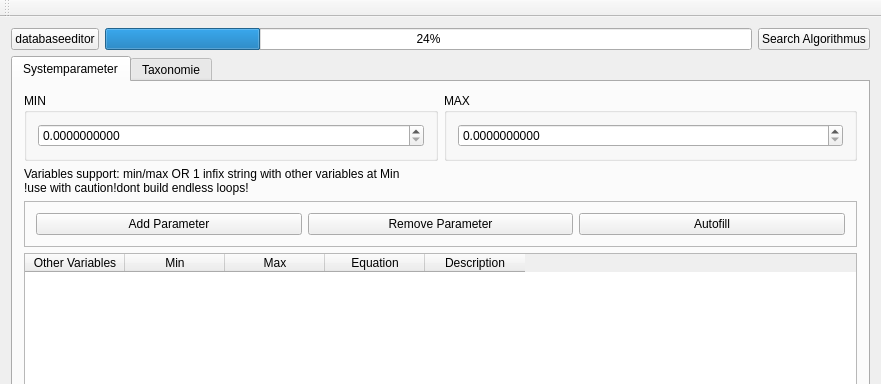
This is Framework-for-analysis-and-automatic-code-generation-of-Clock-Syncronization-Algorithmus/frontend_class.ui in Kampfzwerg42/Framework-for-analysis-and-automatic-code-generation-of-Clock-Syncronization-Algorithmus as Qt 5 draws it before an edit; both pictures show x 0 to 881 and y 0 to 384 of the 881 by 711 pixel window. The edited form follows.
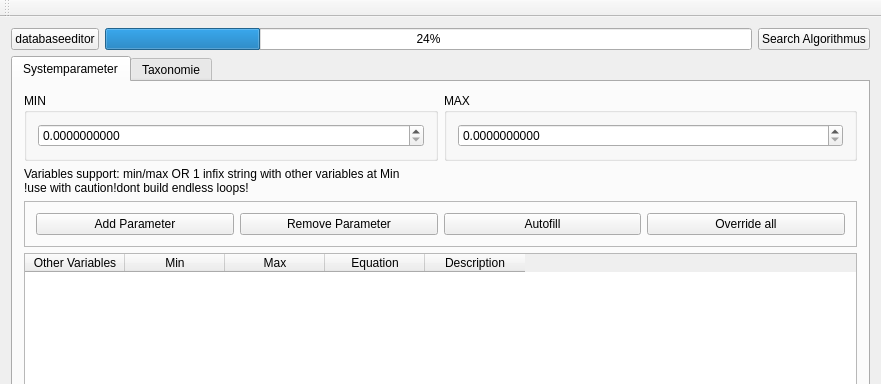
This is the edited form.

```diff
--- a/Framework-for-analysis-and-automatic-code-generation-of-Clock-Syncronization-Algorithmus/frontend_class.ui
+++ b/Framework-for-analysis-and-automatic-code-generation-of-Clock-Syncronization-Algorithmus/frontend_class.ui
@@ -141,6 +141,13 @@
              </property>
             </widget>
            </item>
+           <item row="2" column="3">
+            <widget class="QPushButton" name="override">
+             <property name="text">
+              <string>Override all</string>
+             </property>
+            </widget>
+           </item>
           </layout>
          </widget>
         </item>
```
